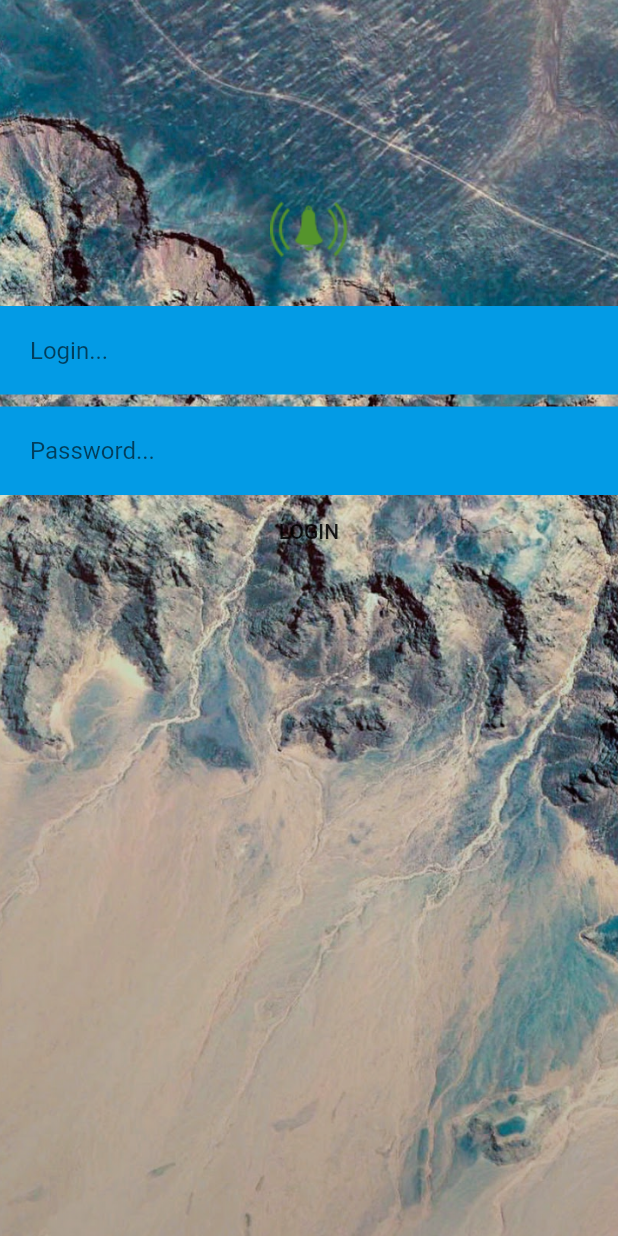
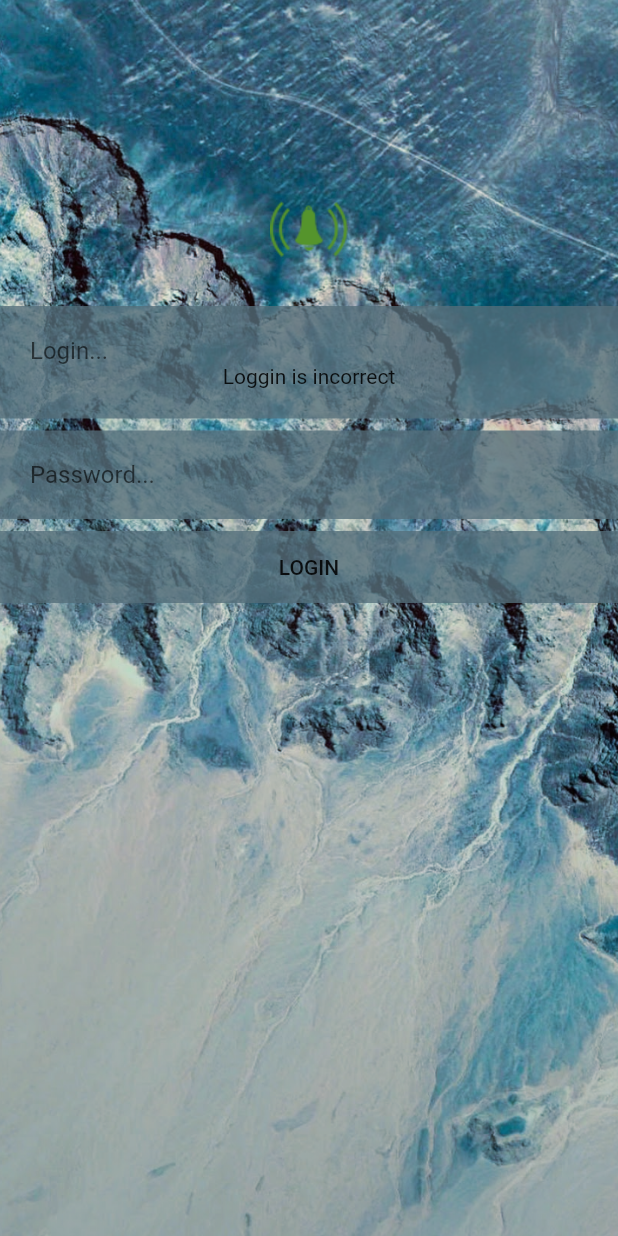
Before and after one commit to LevNovikov92/flutter_proj, a Flutter app: the screen it shows after launch, after a tap on "LOGIN", on a phone screen of 412 x 824 dp. Run offline on Flutter 3.47's test engine with Material 2 defaults, Android fonts, the phone set to English and light mode, and no system bars.

Commit message:
Login screen with validation

```diff
--- a/lib/login/login.screen.dart
+++ b/lib/login/login.screen.dart
@@ -1,7 +1,22 @@
 import 'package:flutter/material.dart';
-import 'package:flutter_proj/widgets/custom.button.dart';
+import 'package:flutter_proj/city.selection/city.selection.screen.dart';
 
-class LoginScreen extends StatelessWidget {
+class LoginScreen extends StatefulWidget {
+
+  @override
+  State<StatefulWidget> createState() => LoginScreenState();
+}
+
+enum FormValidation {
+  loginIncorrect, passwordIncorrect, success
+}
+
+class LoginScreenState extends State<LoginScreen> {
+
+  var _login = "";
+  var _password = "";
+  var _formValidation = FormValidation.success;
+
   @override
   Widget build(BuildContext context) {
     return Scaffold(
@@ -10,7 +25,8 @@ class LoginScreen extends StatelessWidget {
             image: DecorationImage(
                 image: AssetImage("assets/background.png"),
                 fit: BoxFit.cover,
-          ),
+                colorFilter: ColorFilter.mode(
+                    Colors.lightBlue.withAlpha(50), BlendMode.color)),
           ),
           child: Container(
             margin: EdgeInsets.only(top: 134.0),
@@ -23,38 +39,76 @@ class LoginScreen extends StatelessWidget {
                 Container(
                     padding: EdgeInsets.all(20.0),
                     margin: EdgeInsets.only(bottom: 4.0),
-                decoration: BoxDecoration(color: Colors.lightBlue[600]),
-                child: TextField(
-                  onChanged: null,
+                    decoration: BoxDecoration(
+                        color: Colors.blueGrey[600].withAlpha(200)),
+                    child: Column(
+                      children: <Widget>[
+                        TextField(
+                          onChanged: _onLoginChanged,
                           decoration: new InputDecoration.collapsed(
                             hintText: 'Login...',
                           ),
                         ),
-              ),
+                        _formValidation == FormValidation.loginIncorrect ?
+                        Text("Loggin is incorrect") : Container()
+                      ],
+                    )),
                 Container(
                     padding: EdgeInsets.all(20.0),
                     margin: EdgeInsets.only(top: 4.0),
-                decoration: BoxDecoration(color: Colors.lightBlue[600]),
-                child: TextField(
-                  onChanged: null,
+                    decoration: BoxDecoration(
+                        color: Colors.blueGrey[600].withAlpha(200)),
+                    child: Column(
+                      children: <Widget>[
+                        TextField(
+                          onChanged: _onPasswordChanged,
                           decoration: new InputDecoration.collapsed(
                             hintText: 'Password...',
                           ),
                         ),
+                        _formValidation == FormValidation.passwordIncorrect ?
+                        Text("Wrong password") : Container()
+                      ],
+                    )),
+                Container(
+                  margin: EdgeInsets.only(top: 8.0),
+                  decoration:
+                  BoxDecoration(color: Colors.blueGrey[600].withAlpha(200)),
+                  child: Center(
+                    child: FlatButton(
+                        onPressed: _loginClickListener, child: Text("LOGIN")),
                   ),
-              Center(
-                child: Container(
-                  child: FlatButton(onPressed: _loginClickListener, child: Text("LOGIN")),
                 ),
-              )
               ],
             ),
-        )
-      ),
+          )),
     );
   }
 
+  void _onLoginChanged(String login) {
+    _login = login;
+  }
+
+  void _onPasswordChanged(String password) {
+    _password = password;
+  }
+
   void _loginClickListener() {
+    setState(() {
+      _formValidation = _validateForm(_login, _password);
+      if (_formValidation == FormValidation.success) {
+        Navigator.pushReplacement(
+          context,
+          MaterialPageRoute(builder: (context) => CitySelectionScreen()),
+        );
+      }
+    });
+  }
+
+  FormValidation _validateForm(String login, String password) {
+    if (login.isEmpty) return FormValidation.loginIncorrect;
+    if (password.isEmpty) return FormValidation.passwordIncorrect;
+    return FormValidation.success;
+  }
 
 }
-}
```
Lines whose indentation alone changed are shown as unchanged.
